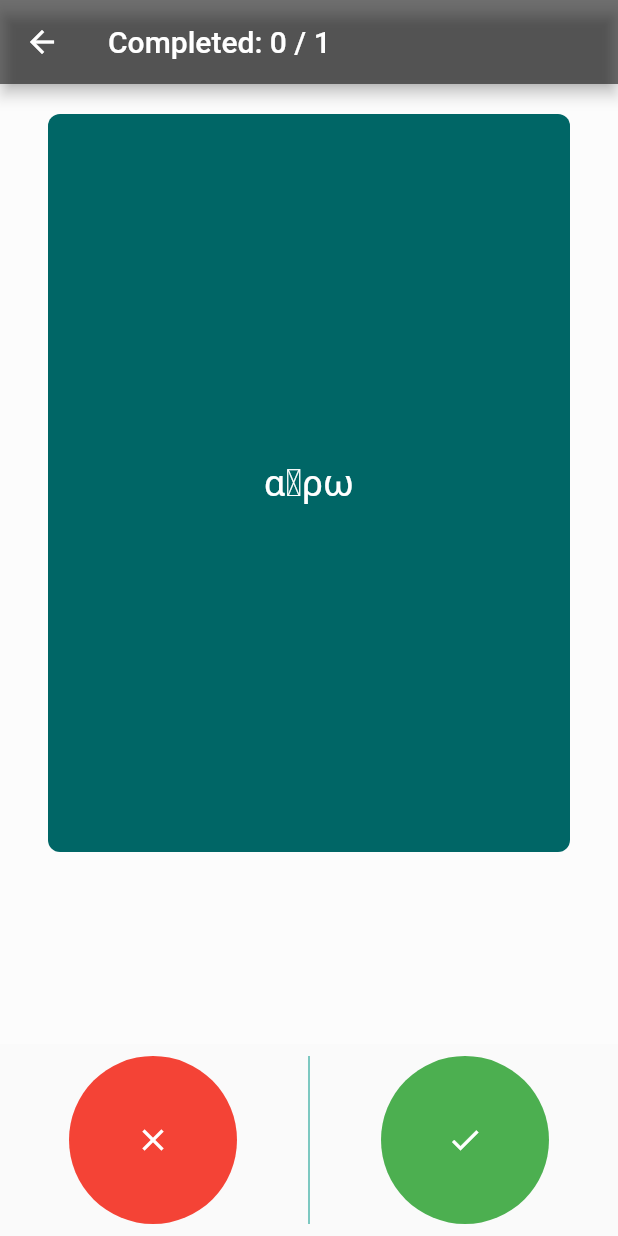
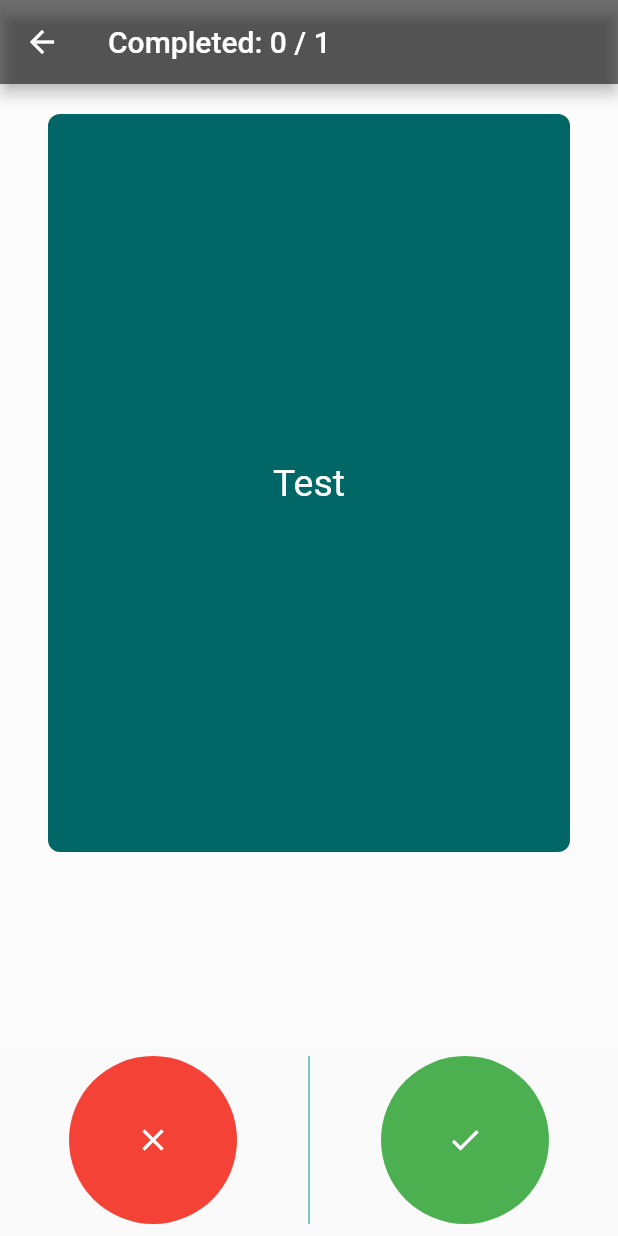
Before and after one commit to andrewschmidt-a/greek-flashcards, a Flutter app: the screen it shows after launch, after a tap on "Chapter 1", on a phone screen of 412 x 824 dp. Run offline on Flutter 3.47's test engine with Material 2 defaults, Android fonts, the phone set to English and light mode, and no system bars; drawn by our look-alikes of flip_card; our stand-ins replace csv; network calls fail.

```diff
--- a/lib/main.dart
+++ b/lib/main.dart
@@ -1,6 +1,7 @@
 import 'package:flutter/cupertino.dart';
 import 'package:flutter/material.dart';
 import 'package:csv/csv.dart';
+import 'package:http/http.dart';
 import 'package:flutter/services.dart' show rootBundle;
 //import 'package:page_transition/page_transition.dart';
 
@@ -150,9 +151,9 @@ class _DefaultPageState extends State<DefaultPage> {
   loadAsset(filename) async {
     print('Loading');
     List<List<dynamic>> data = [];
-    final String myData = await rootBundle.loadString("assets/"+filename+".csv");
+    Response res = await get("http://greek.nemcrunchers.dev/.netlify/functions/content");;
     print('Converting');
-    List<List<dynamic>> csvTable = CsvToListConverter().convert(myData);
+    List<List<dynamic>> csvTable = jsonDecode(res.body)[filename];
     print('Starting');
 
     data = csvTable;
```
Also changed, not shown: package.json (added, +29 -0 lines), package-lock.json (added), 1 other file.
